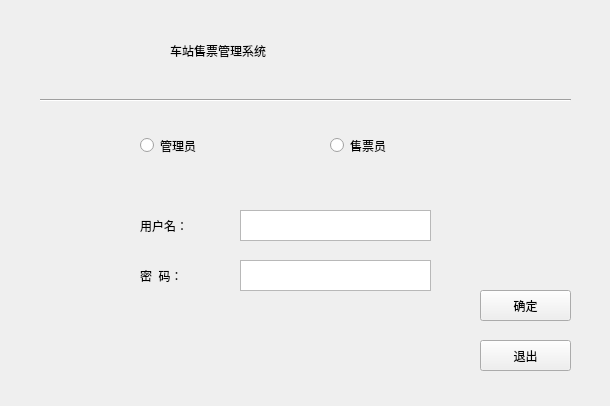
Qt form LoginUI.ui (yuanyaaa/TicketManagementSystem) before a commit.
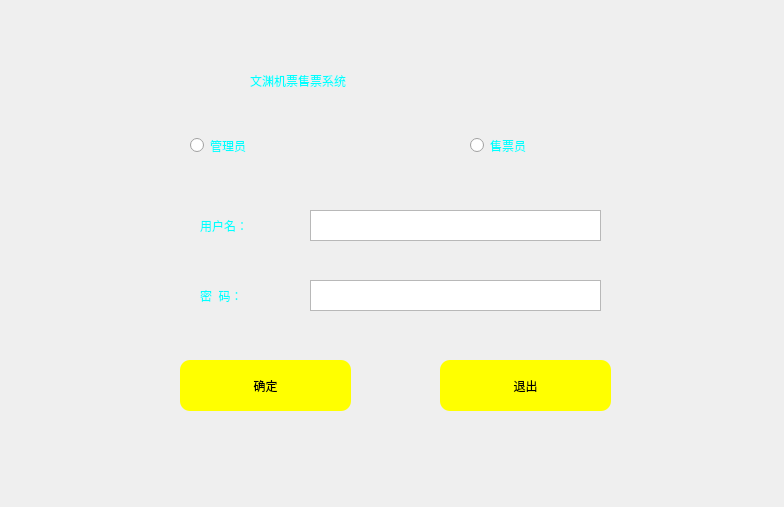
The same form after that commit. Icons and pictures are not drawn.

Diff of the .ui file:
```diff
--- a/LoginUI.ui
+++ b/LoginUI.ui
@@ -6,24 +6,28 @@
    <rect>
     <x>0</x>
     <y>0</y>
-    <width>610</width>
-    <height>406</height>
+    <width>784</width>
+    <height>507</height>
    </rect>
   </property>
   <property name="windowTitle">
    <string>Form</string>
   </property>
+  <property name="styleSheet">
+   <string notr="true">#Form{border-image: url(:/bg_LoginUI.jpg);}</string>
+  </property>
   <widget class="QRadioButton" name="ifmanager">
    <property name="geometry">
     <rect>
-     <x>140</x>
+     <x>190</x>
      <y>130</y>
      <width>131</width>
      <height>31</height>
     </rect>
    </property>
    <property name="styleSheet">
-    <string notr="true">font: 14pt &quot;方正颜宋简体&quot;;</string>
+    <string notr="true">font: 14pt &quot;楷体&quot;;
+color: rgb(0, 255, 255);</string>
    </property>
    <property name="text">
     <string>管理员</string>
@@ -32,14 +36,15 @@
   <widget class="QRadioButton" name="ifconductor">
    <property name="geometry">
     <rect>
-     <x>330</x>
+     <x>470</x>
      <y>130</y>
      <width>131</width>
      <height>31</height>
     </rect>
    </property>
    <property name="styleSheet">
-    <string notr="true">font: 14pt &quot;方正颜宋简体&quot;;</string>
+    <string notr="true">font: 14pt &quot;楷体&quot;;
+color: rgb(0, 255, 255);</string>
    </property>
    <property name="text">
     <string>售票员</string>
@@ -48,38 +53,26 @@
   <widget class="QLabel" name="label">
    <property name="geometry">
     <rect>
-     <x>170</x>
-     <y>20</y>
+     <x>250</x>
+     <y>50</y>
      <width>351</width>
      <height>61</height>
     </rect>
    </property>
    <property name="styleSheet">
-    <string notr="true">font: 20pt &quot;方正颜宋简体&quot;;</string>
+    <string notr="true">font: 20pt &quot;楷体&quot;;
+color: rgb(0, 255, 255);</string>
    </property>
    <property name="text">
-    <string>车站售票管理系统</string>
-   </property>
-  </widget>
-  <widget class="Line" name="line">
-   <property name="geometry">
-    <rect>
-     <x>40</x>
-     <y>90</y>
-     <width>531</width>
-     <height>21</height>
-    </rect>
-   </property>
-   <property name="orientation">
-    <enum>Qt::Horizontal</enum>
+    <string>文渊机票售票系统</string>
    </property>
   </widget>
   <widget class="QTextEdit" name="nametext">
    <property name="geometry">
     <rect>
-     <x>240</x>
+     <x>310</x>
      <y>210</y>
-     <width>191</width>
+     <width>291</width>
      <height>31</height>
     </rect>
    </property>
@@ -87,9 +80,9 @@
   <widget class="QTextEdit" name="passwordtext">
    <property name="geometry">
     <rect>
-     <x>240</x>
-     <y>260</y>
-     <width>191</width>
+     <x>310</x>
+     <y>280</y>
+     <width>291</width>
      <height>31</height>
     </rect>
    </property>
@@ -97,14 +90,15 @@
   <widget class="QLabel" name="label_2">
    <property name="geometry">
     <rect>
-     <x>140</x>
+     <x>200</x>
      <y>210</y>
      <width>91</width>
      <height>31</height>
     </rect>
    </property>
    <property name="styleSheet">
-    <string notr="true">font: 14pt &quot;方正颜宋简体&quot;;</string>
+    <string notr="true">font: 15pt &quot;楷体&quot;;
+color: rgb(0, 255, 255);</string>
    </property>
    <property name="text">
     <string>用户名：</string>
@@ -113,14 +107,15 @@
   <widget class="QLabel" name="label_3">
    <property name="geometry">
     <rect>
-     <x>140</x>
-     <y>260</y>
+     <x>200</x>
+     <y>280</y>
      <width>91</width>
      <height>31</height>
     </rect>
    </property>
    <property name="styleSheet">
-    <string notr="true">font: 14pt &quot;方正颜宋简体&quot;;</string>
+    <string notr="true">font: 15pt &quot;楷体&quot;;
+color: rgb(0, 255, 255);</string>
    </property>
    <property name="text">
     <string>密  码：</string>
@@ -129,14 +124,25 @@
   <widget class="QPushButton" name="ok">
    <property name="geometry">
     <rect>
-     <x>480</x>
-     <y>290</y>
-     <width>91</width>
-     <height>31</height>
+     <x>180</x>
+     <y>360</y>
+     <width>171</width>
+     <height>51</height>
     </rect>
    </property>
    <property name="styleSheet">
-    <string notr="true">font: 14pt &quot;方正颜宋简体&quot;;</string>
+    <string notr="true">QPushButton{
+border-style:outset;
+font: 14pt &quot;楷体&quot;;
+background-color: rgb(255, 255, 0);
+border-radius:10px;
+}
+QPushButton:pressed{
+border-style:inset;
+border-radius:10px;
+background-color:rgb(255, 255, 255);
+font: 14pt &quot;楷体&quot;;
+}</string>
    </property>
    <property name="text">
     <string>确定</string>
@@ -145,14 +151,25 @@
   <widget class="QPushButton" name="cancel">
    <property name="geometry">
     <rect>
-     <x>480</x>
-     <y>340</y>
-     <width>91</width>
-     <height>31</height>
+     <x>440</x>
+     <y>360</y>
+     <width>171</width>
+     <height>51</height>
     </rect>
    </property>
    <property name="styleSheet">
-    <string notr="true">font: 14pt &quot;方正颜宋简体&quot;;</string>
+    <string notr="true">QPushButton{
+border-style:outset;
+font: 14pt &quot;楷体&quot;;
+background-color: rgb(255, 255, 0);
+border-radius:10px;
+}
+QPushButton:pressed{
+border-style:inset;
+border-radius:10px;
+background-color:rgb(255, 255, 255);
+font: 14pt &quot;楷体&quot;;
+}</string>
    </property>
    <property name="text">
     <string>退出</string>
```
